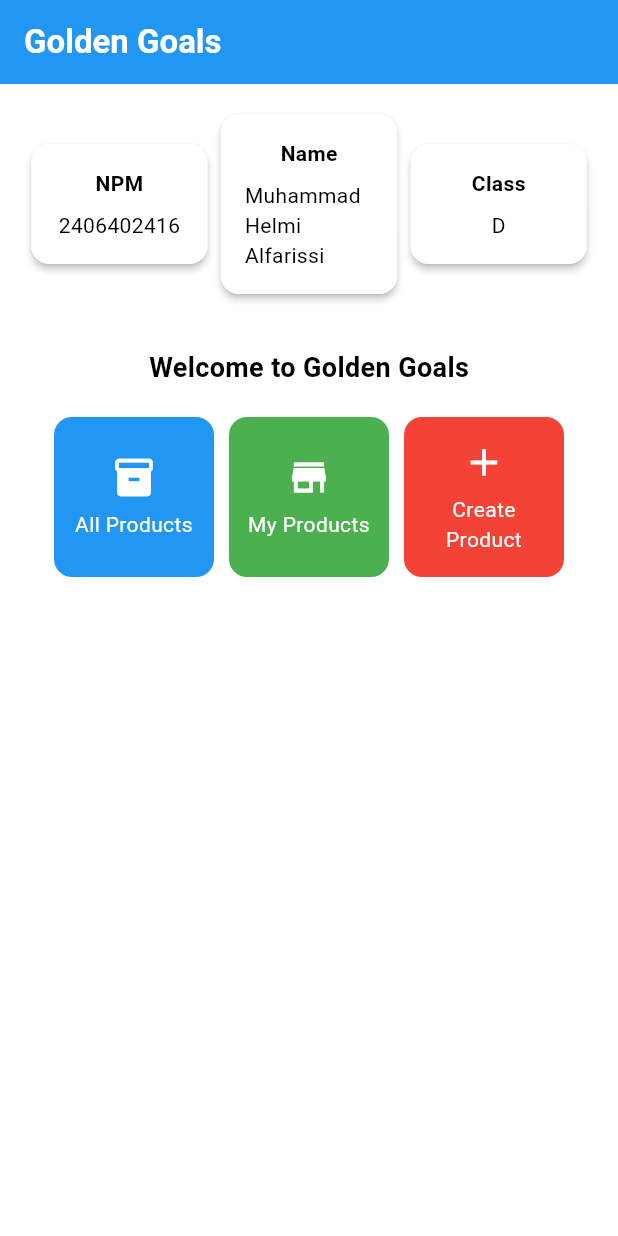
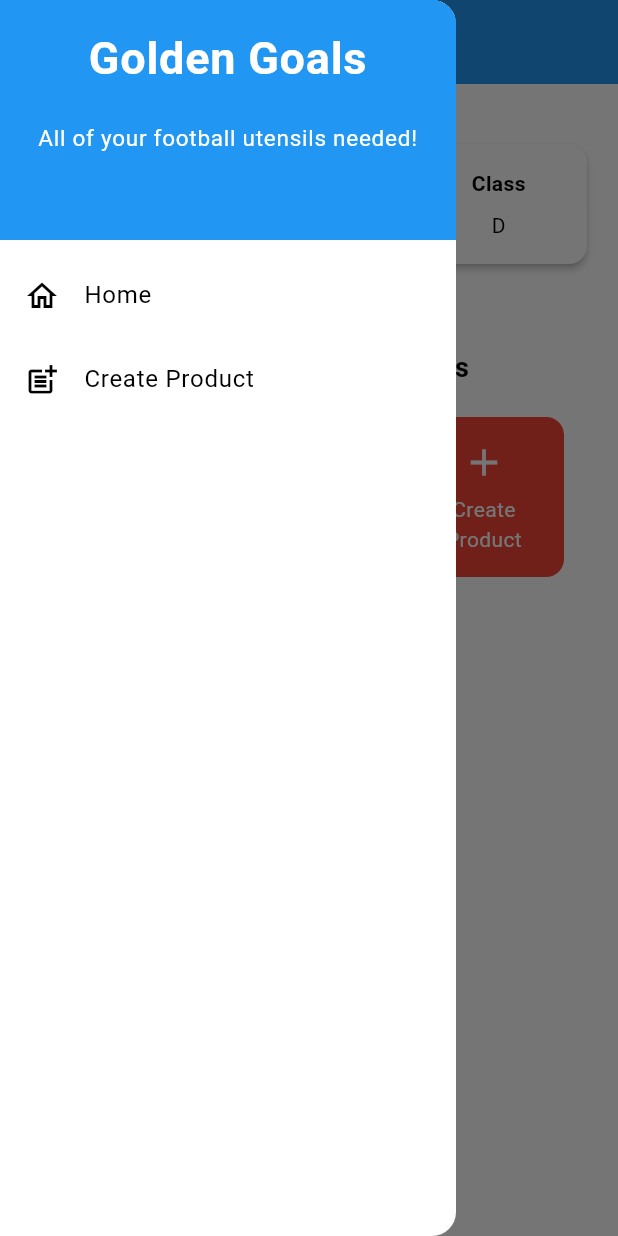
Before and after one commit to mhelmialf/golden-goals-mobile, a Flutter app: the screen it shows after launch, with the side drawer open (before the commit the screen has no drawer), on a phone screen of 412 x 824 dp. Run offline on Flutter 3.47's test engine with Material 3 defaults, Android fonts, the phone set to English and light mode, and no system bars.

Commit message:
Completed Tugas 8: Flutter Navigation, Layouts, Forms, and Input Elements

```diff
--- a/lib/main.dart
+++ b/lib/main.dart
@@ -1,5 +1,5 @@
 import 'package:flutter/material.dart';
-import 'package:golden_goals/menu.dart';
+import 'package:golden_goals/screens/menu.dart';
 
 void main() {
   runApp(const MyApp());
--- a/lib/menu.dart
+++ b/lib/screens/menu.dart
@@ -1,4 +1,6 @@
 import 'package:flutter/material.dart';
+import 'package:golden_goals/widgets/left_drawer.dart';
+import 'package:golden_goals/widgets/product_card.dart';
 
 class MyHomePage extends StatelessWidget {
   MyHomePage({super.key});
@@ -27,8 +29,10 @@ class MyHomePage extends StatelessWidget {
           ),
         ),
         // Warna latar belakang AppBar diambil dari skema warna tema aplikasi.
-        backgroundColor: Theme.of(context).colorScheme.primary,
+        backgroundColor: Colors.blue,
+        foregroundColor: Colors.white,
       ),
+      drawer: LeftDrawer(),
       // Body halaman dengan padding di sekelilingnya.
       body: Padding(
         padding: const EdgeInsets.all(16.0),
@@ -135,55 +139,3 @@ class ItemHomepage {
 
   ItemHomepage(this.name, this.icon, this.color); // Konstruktor diperbarui
 }
-
-class ItemCard extends StatelessWidget {
-  // Menampilkan kartu dengan ikon dan nama.
-
-  final ItemHomepage item;
-
-  const ItemCard(this.item, {super.key});
-
-  @override
-  Widget build(BuildContext context) {
-    return Material(
-      // Menggunakan warna dari objek 'item'
-      color: item.color,
-      // Membuat sudut kartu melengkung.
-      borderRadius: BorderRadius.circular(12),
-
-      child: InkWell(
-        // Aksi ketika kartu ditekan.
-        onTap: () {
-          // Menampilkan pesan SnackBar saat kartu ditekan.
-          ScaffoldMessenger.of(context)
-            ..hideCurrentSnackBar()
-            ..showSnackBar(SnackBar(
-                content: Text("Kamu telah menekan tombol ${item.name}!")));
-        },
-        // Container untuk menyimpan Icon dan Text
-        child: Container(
-          padding: const EdgeInsets.all(8),
-          child: Center(
-            child: Column(
-              // Menyusun ikon dan teks di tengah kartu.
-              mainAxisAlignment: MainAxisAlignment.center,
-              children: [
-                Icon(
-                  item.icon,
-                  color: Colors.white,
-                  size: 30.0,
-                ),
-                const Padding(padding: EdgeInsets.all(3)),
-                Text(
-                  item.name,
-                  textAlign: TextAlign.center,
-                  style: const TextStyle(color: Colors.white),
-                ),
-              ],
-            ),
-          ),
-        ),
-      ),
-    );
-  }
-}
--- /dev/null
+++ b/lib/widgets/left_drawer.dart
@@ -0,0 +1,68 @@
+import 'package:flutter/material.dart';
+import 'package:golden_goals/screens/menu.dart';
+import 'package:golden_goals/screens/product_form.dart';
+
+class LeftDrawer extends StatelessWidget {
+  const LeftDrawer({super.key});
+
+  @override
+  Widget build(BuildContext context) {
+    return Drawer(
+      child: ListView(
+        children: [
+          const DrawerHeader(
+            decoration: BoxDecoration(
+              color: Colors.blue,
+            ),
+            child: Column(
+              children: [
+                Text(
+                  'Golden Goals',
+                  textAlign: TextAlign.center,
+                  style: TextStyle(
+                    fontSize: 30,
+                    fontWeight: FontWeight.bold,
+                    color: Colors.white,
+                  ),
+                ),
+                Padding(padding: EdgeInsets.all(10)),
+                Text("All of your football utensils needed!",
+                    textAlign: TextAlign.center,
+                      style: TextStyle(
+                        fontSize: 15,
+                        color: Colors.white,
+                        fontWeight: FontWeight.normal,
+                      )
+                    ),
+              ],
+            ),
+          ),
+          ListTile(
+            leading: const Icon(Icons.home_outlined),
+            title: const Text('Home'),
+            // Bagian redirection ke MyHomePage
+            onTap: () {
+              Navigator.push(
+                  context,
+                  MaterialPageRoute(
+                    builder: (context) => MyHomePage(),
+                  ));
+            },
+          ),
+          ListTile(
+            leading: const Icon(Icons.post_add),
+            title: const Text('Create Product'),
+            // Bagian redirection ke NewsFormPage
+            onTap: () {
+              Navigator.push(
+                  context,
+                  MaterialPageRoute(
+                    builder: (context) => ProductFormPage(),
+                  ));
+            },
+          ),
+        ],
+      ),
+    );
+  }
+}
--- /dev/null
+++ b/lib/widgets/product_card.dart
@@ -0,0 +1,63 @@
+import 'package:flutter/material.dart';
+import 'package:golden_goals/screens/menu.dart';
+import 'package:golden_goals/screens/product_form.dart';
+
+class ItemCard extends StatelessWidget {
+  // Menampilkan kartu dengan ikon dan nama.
+
+  final ItemHomepage item;
+
+  const ItemCard(this.item, {super.key});
+
+  @override
+  Widget build(BuildContext context) {
+    return Material(
+      // Menggunakan warna dari objek 'item'
+      color: item.color,
+      // Membuat sudut kartu melengkung.
+      borderRadius: BorderRadius.circular(12),
+
+      child: InkWell(
+        // Aksi ketika kartu ditekan.
+        onTap: () {
+          // Menampilkan pesan SnackBar saat kartu ditekan.
+          ScaffoldMessenger.of(context)
+            ..hideCurrentSnackBar()
+            ..showSnackBar(SnackBar(
+                content: Text("Kamu telah menekan tombol ${item.name}!")));
+
+            if (item.name == "Create Product"){
+              Navigator.push(
+                  context,
+                  MaterialPageRoute(
+                    builder: (context) => ProductFormPage(),
+                  ));
+            }
+        },
+        // Container untuk menyimpan Icon dan Text
+        child: Container(
+          padding: const EdgeInsets.all(8),
+          child: Center(
+            child: Column(
+              // Menyusun ikon dan teks di tengah kartu.
+              mainAxisAlignment: MainAxisAlignment.center,
+              children: [
+                Icon(
+                  item.icon,
+                  color: Colors.white,
+                  size: 30.0,
+                ),
+                const Padding(padding: EdgeInsets.all(3)),
+                Text(
+                  item.name,
+                  textAlign: TextAlign.center,
+                  style: const TextStyle(color: Colors.white),
+                ),
+              ],
+            ),
+          ),
+        ),
+      ),
+    );
+  }
+}
```
Also changed, not shown: lib/screens/product_form.dart (added, +281 -0 lines), 1 other file.
